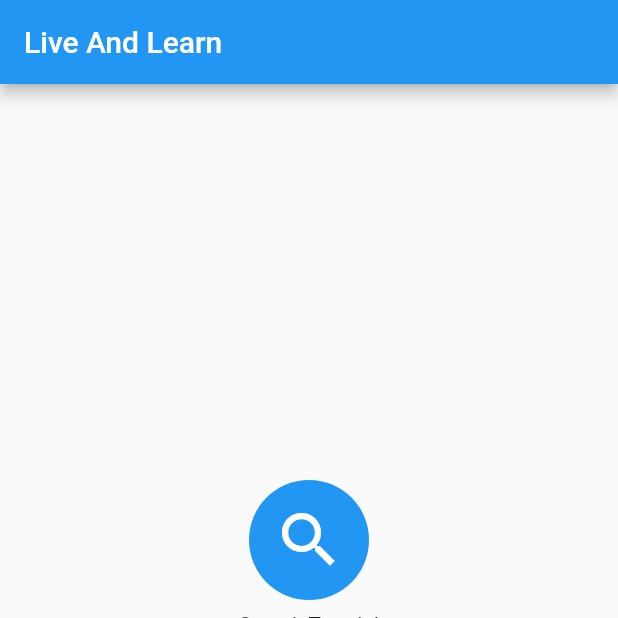
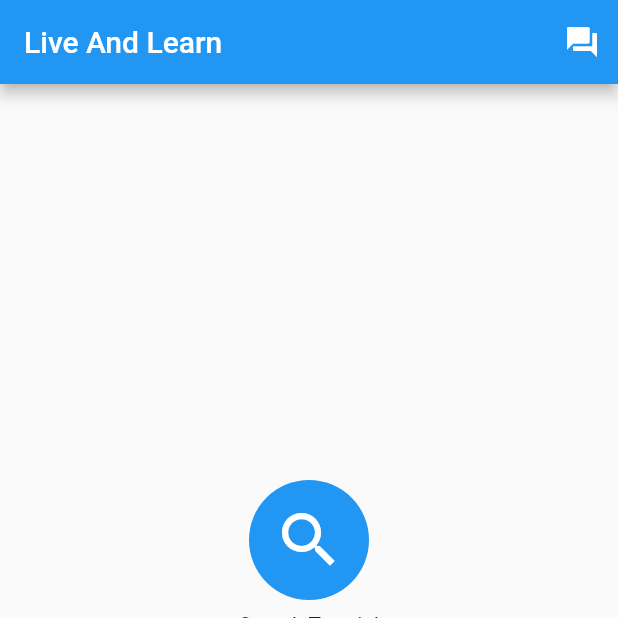
Before and after one commit to anjuiiita/Live_and_Learn, a Flutter app: the screen it shows after launch, on a phone screen of 412 x 824 dp, the top half of it. Run offline on Flutter 3.47's test engine with Material 2 defaults, Android fonts, the light colour scheme and no system bars; our stand-ins replace flutter_tts, speech_to_text.

Commit message:
add example link

```diff
--- a/lib/entry/example.dart
+++ b/lib/entry/example.dart
@@ -11,7 +11,7 @@ class ExampleView extends StatelessWidget {
   Widget build(BuildContext context) {
     return Scaffold(
       appBar: AppBar(
-        title: Text("Live And Learn"),
+        title: Text("Live And Learn Examples"),
       ),
       body: Container(
         child: ListView(
--- a/lib/entry/index.dart
+++ b/lib/entry/index.dart
@@ -16,6 +16,14 @@ class _IndexViewState extends State<IndexView> {
     return Scaffold(
       appBar: AppBar(
         title: Text("Live And Learn"),
+        actions: [
+          IconButton(
+            onPressed: () {
+              Navigator.of(context).pushNamed("/example");
+            },
+            icon: Icon(Icons.question_answer),
+          ),
+        ],
       ),
       body: this._buildBody(),
       bottomNavigationBar: BottomNavigationBar(
```
